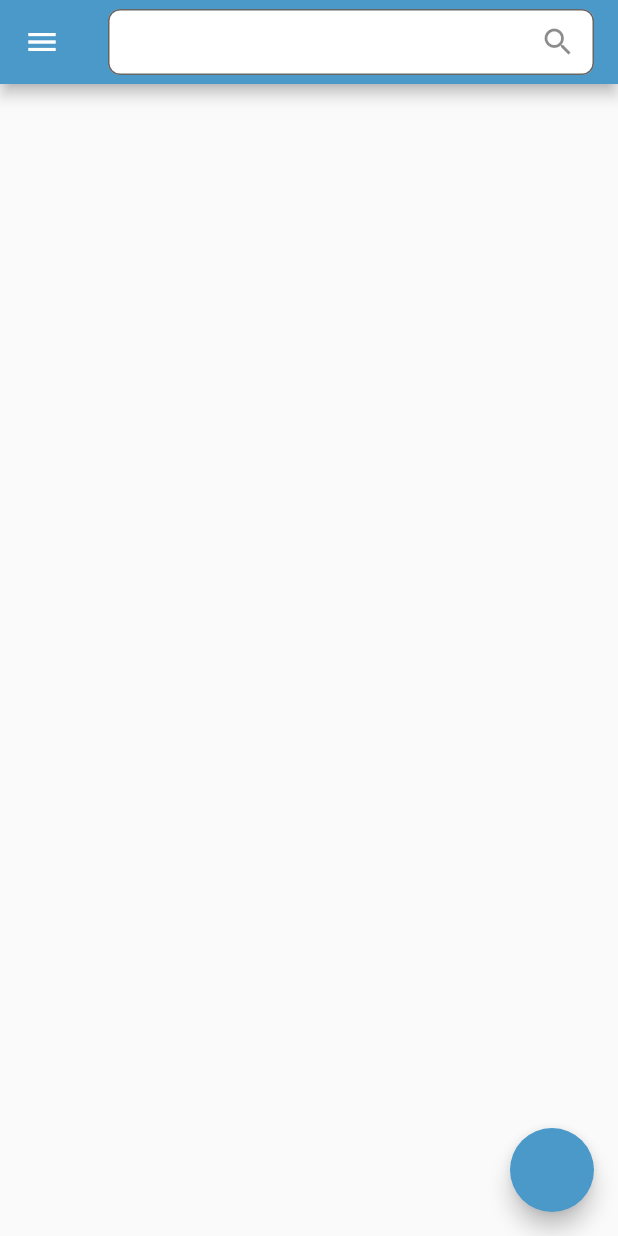
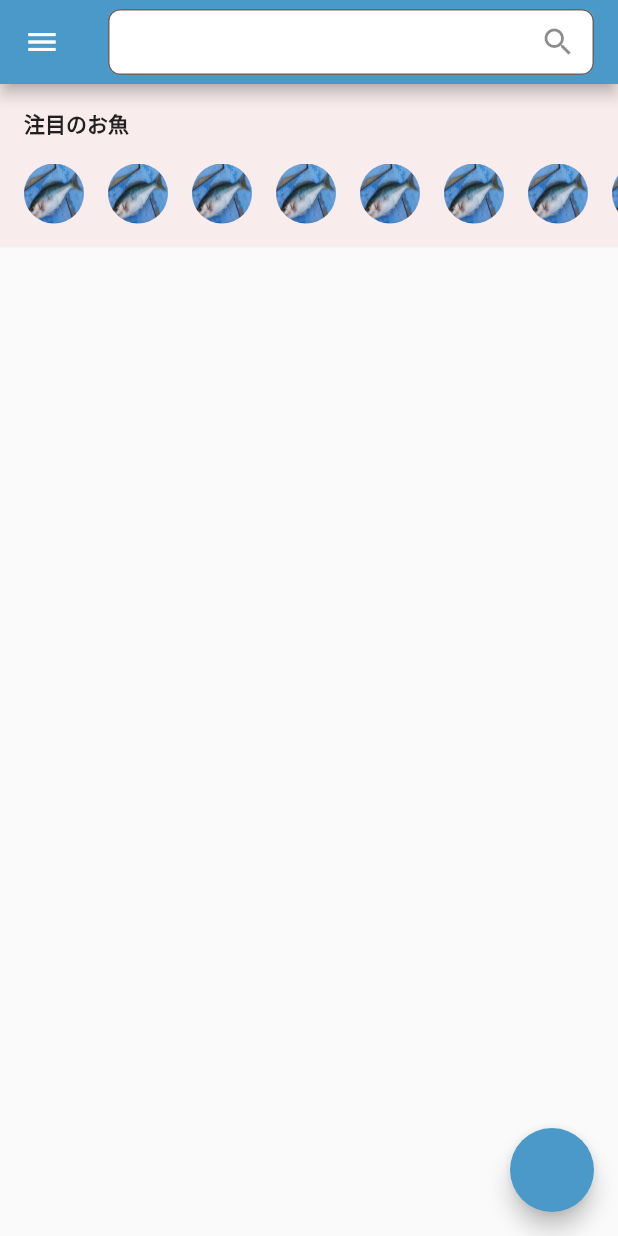
Before and after one commit to chooyan-eng/Sengyo, a Flutter app: the screen it shows after launch, on a phone screen of 412 x 824 dp. Run offline on Flutter 3.47's test engine with Material 2 defaults, Android fonts, the phone set to English and light mode, and no system bars.

Commit message:
pickup list

```diff
--- a/lib/view/postlist/post_list_page.dart
+++ b/lib/view/postlist/post_list_page.dart
@@ -1,5 +1,6 @@
 import 'package:flutter/material.dart';
 import 'package:sengyo/view/app_drawer.dart';
+import 'package:sengyo/view/postlist/widget/pickup_list.dart';
 import 'package:sengyo/view/submit/submit_fish_page.dart';
 import 'package:sengyo/view/widget/app_colors.dart';
 
@@ -35,6 +36,13 @@ class PostListPage extends StatelessWidget {
         },
       ),
       drawer: AppDrawer(),
+      body: SingleChildScrollView(
+        child: Column(
+          children: <Widget>[
+            PickupList(),
+          ],
+        ),
+      ),
     );
   }
 }
--- /dev/null
+++ b/lib/view/postlist/widget/pickup_list.dart
@@ -0,0 +1,58 @@
+import 'package:flutter/material.dart';
+import 'package:sengyo/view/widget/app_colors.dart';
+import 'package:sengyo/view/widget/app_text_style.dart';
+
+class PickupList extends StatelessWidget {
+  final ValueChanged<int> onItemTap;
+
+  const PickupList({
+    Key key,
+    this.onItemTap,
+  }) : super(key: key);
+
+  @override
+  Widget build(BuildContext context) {
+    return Container(
+      width: double.infinity,
+      color: AppColors.accent.shade50,
+      child: Column(
+        crossAxisAlignment: CrossAxisAlignment.start,
+        children: <Widget>[
+          Padding(
+            padding: const EdgeInsets.only(top: 16, left: 16),
+            child: Text(
+              '注目のお魚',
+              style: AppTextStyle.label,
+            ),
+          ),
+          const SizedBox(height: 8),
+          SingleChildScrollView(
+            scrollDirection: Axis.horizontal,
+            child: Padding(
+              padding: const EdgeInsets.only(top: 8, bottom: 16),
+              child: Row(
+                children: List.generate(10, (index) => index)
+                  .expand((element) => [
+                    const SizedBox(width: 16),
+                    InkWell(
+                      onTap: () => onItemTap(element),
+                      child: ClipRRect(
+                        borderRadius: BorderRadius.circular(20),
+                        child: Image.asset(
+                          'assets/images/aodai.jpeg', // TODO: dummy
+                          height: 40,
+                          width: 40,
+                          fit: BoxFit.fill,
+                        ),
+                      ),
+                    ),
+                  ],
+                ).toList(),
+              ),
+            ),
+          ),
+        ],
+      ),
+    );
+  }
+}
--- /dev/null
+++ b/lib/view/widget/app_text_style.dart
@@ -0,0 +1,9 @@
+import 'package:flutter/material.dart';
+
+class AppTextStyle {
+  static const label = TextStyle(
+    fontSize: 14.0,
+    fontWeight: FontWeight.bold,
+    color: Colors.black87,
+  );
+}
--- a/pubspec.yaml
+++ b/pubspec.yaml
@@ -45,9 +45,8 @@ flutter:
   uses-material-design: true
 
   # To add assets to your application, add an assets section, like this:
-  # assets:
-  #   - images/a_dot_burr.jpeg
-  #   - images/a_dot_ham.jpeg
+  assets:
+    - assets/images/
 
   # An image asset can refer to one or more resolution-specific "variants", see
   # https://flutter.dev/assets-and-images/#resolution-aware.
```
Also changed, not shown: assets/images/aodai.jpeg (added).
